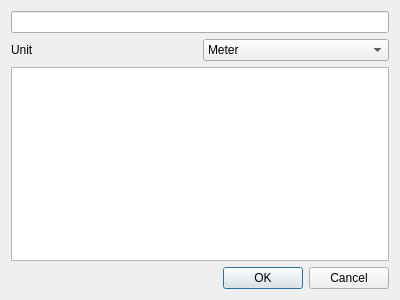
First picture: the form in SIM-VICUS/src/SVImportDxfDialog.ui, repository ghorwin/SIM-VICUS, before the edit.
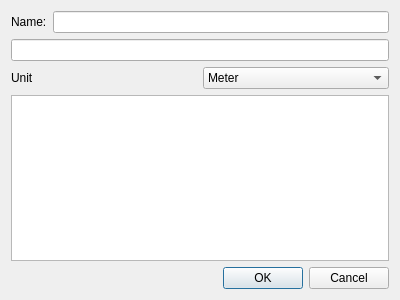
Second picture: the form after the edit. Custom widgets are drawn as their Qt base class.

Commit message: Fixed bugs & and Display Drawing and its layers in the nav tree

What changed in the file:
```diff
--- a/SIM-VICUS/src/SVImportDxfDialog.ui
+++ b/SIM-VICUS/src/SVImportDxfDialog.ui
@@ -13,11 +13,11 @@
   <property name="windowTitle">
    <string>Dialog</string>
   </property>
-  <layout class="QVBoxLayout" name="verticalLayout">
-   <item>
+  <layout class="QGridLayout" name="gridLayout">
+   <item row="4" column="0">
     <widget class="QtExt::BrowseFilenameWidget" name="lineEditFileName"/>
    </item>
-   <item>
+   <item row="5" column="0">
     <layout class="QHBoxLayout" name="horizontalLayout">
      <item>
       <widget class="QLabel" name="label">
@@ -47,10 +47,7 @@
      </item>
     </layout>
    </item>
-   <item>
-    <widget class="QPlainTextEdit" name="plainTextEditLogWindow"/>
-   </item>
-   <item>
+   <item row="7" column="0">
     <widget class="QDialogButtonBox" name="buttonBox">
      <property name="orientation">
       <enum>Qt::Horizontal</enum>
@@ -60,6 +57,23 @@
      </property>
     </widget>
    </item>
+   <item row="6" column="0">
+    <widget class="QPlainTextEdit" name="plainTextEditLogWindow"/>
+   </item>
+   <item row="3" column="0">
+    <layout class="QHBoxLayout" name="horizontalLayout_2">
+     <item>
+      <widget class="QLabel" name="label_2">
+       <property name="text">
+        <string>Name:</string>
+       </property>
+      </widget>
+     </item>
+     <item>
+      <widget class="QLineEdit" name="lineEditDrawingName"/>
+     </item>
+    </layout>
+   </item>
   </layout>
  </widget>
  <customwidgets>
```
The commit also changes 5 other files.
